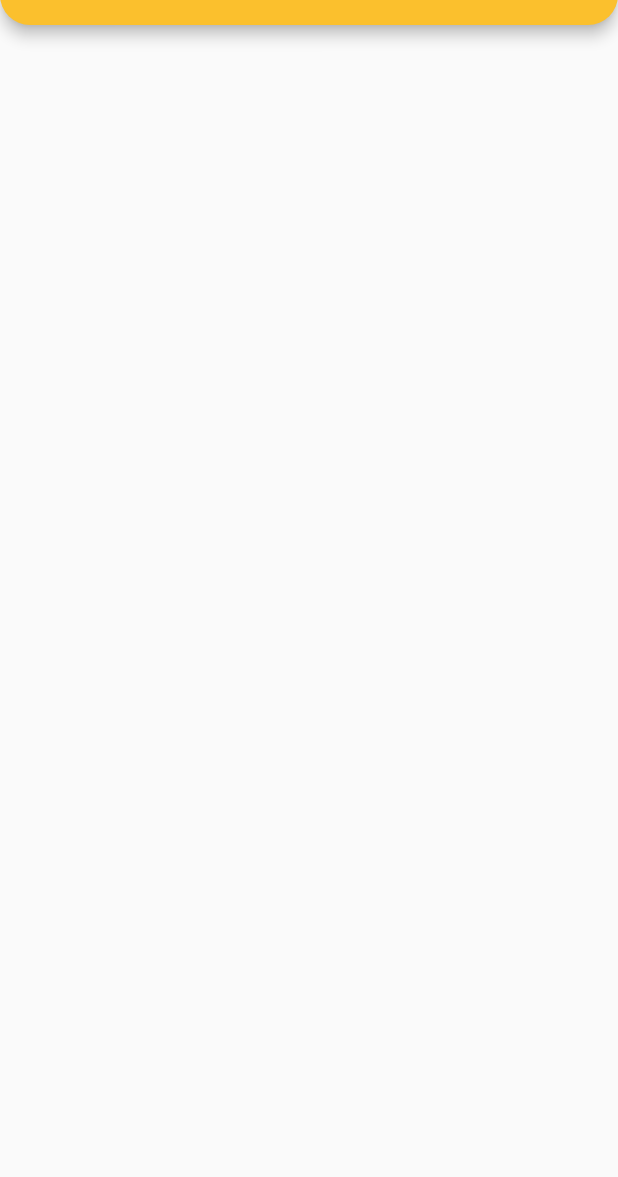
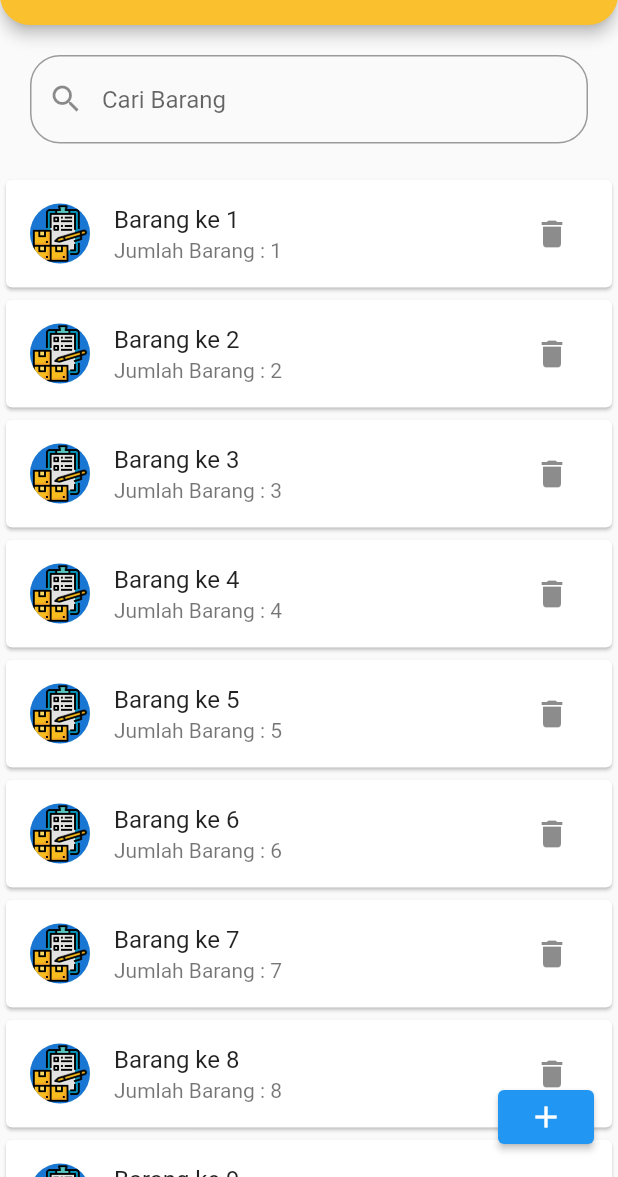
Before and after one commit to jimbonlemu/e_ceran, a Flutter app: the HomeView screen opened by its route, after a tap on "Data Barang", on a phone screen of 412 x 824 dp, the part 59-1236 px from its top. Run offline on Flutter 3.47's test engine with Material 2 defaults, Android fonts, the phone set to English and light mode, and no system bars; our stand-ins replace page_transition.

Commit message:
feat(change) : change app icon launcher, change app folder structure

```diff
--- /dev/null
+++ b/lib/Views/dashboard_menu/stuff_list_view.dart
@@ -0,0 +1,61 @@
+import 'package:e_ceran/global_assets/images_path.dart';
+import 'package:e_ceran/global_assets/widgets/app_bar_widget.dart';
+import 'package:flutter/material.dart';
+import 'package:flutter/src/foundation/key.dart';
+import 'package:flutter/src/widgets/framework.dart';
+
+class StuffListView extends StatelessWidget {
+  const StuffListView({Key? key}) : super(key: key);
+
+  @override
+  Widget build(BuildContext context) {
+    List a = [1, 2, 3, 4, 5, 6, 7, 8, 9];
+    return Scaffold(
+      appBar: AppBarFormat(
+        styledAppBarTitle: 'E-Ceran Data Barang',
+        enabledBackButton: true,
+      ),
+      body: Column(
+        children: [
+          Padding(
+            padding: const EdgeInsets.all(20),
+            child: TextField(
+              decoration: InputDecoration(
+                hintText: 'Cari Barang',
+                prefixIcon: const Icon(Icons.search),
+                border: OutlineInputBorder(
+                  borderRadius: BorderRadius.circular(20),
+                ),
+              ),
+            ),
+          ),
+          Expanded(
+            child: ListView.builder(
+              itemBuilder: (BuildContext context, int index) {
+                return Card(
+                  child: ListTile(
+                    leading: CircleAvatar(
+                        backgroundImage: AssetImage(ImagesPath.stuffListIcon)),
+                    title: Text('Barang ke ${a[index]}'),
+                    subtitle: Text('Jumlah Barang : ${a[index]}'),
+                    trailing: IconButton(
+                      onPressed: () {},
+                      icon: const Icon(Icons.delete),
+                    ),
+                  ),
+                );
+              },
+              itemCount: a.length,
+            ),
+          ),
+        ],
+      ),
+      floatingActionButton: ElevatedButton(
+        onPressed: () {
+          print('Tambah Barang');
+        },
+        child: const Icon(Icons.add),
+      ),
+    );
+  }
+}
--- a/lib/Views/stuff_list_view.dart
+++ /dev/null
@@ -1,17 +0,0 @@
-import 'package:e_ceran/global_assets/widgets/app_bar_widget.dart';
-import 'package:flutter/material.dart';
-import 'package:flutter/src/foundation/key.dart';
-import 'package:flutter/src/widgets/framework.dart';
-
-class StuffListView extends StatelessWidget {
-  const StuffListView({Key? key}) : super(key: key);
-
-  @override
-  Widget build(BuildContext context) {
-    return Scaffold(
-        appBar: AppBarFormat(
-      styledAppBarTitle: 'E-Ceran Data Barang',
-      enabledBackButton: true,
-    ));
-  }
-}
--- a/lib/main.dart
+++ b/lib/main.dart
@@ -14,7 +14,7 @@ class MainRun extends StatelessWidget {
       debugShowCheckedModeBanner: false,
       title: 'E-Ceran',
       onGenerateRoute: Navigates.routeGenerator,
-      initialRoute: Navigates.splashView,
+      initialRoute: Navigates.stuffListView,
     );
   }
 }
--- a/pubspec.yaml
+++ b/pubspec.yaml
@@ -36,6 +36,7 @@ dependencies:
   cupertino_icons: ^1.0.2
   provider: ^6.0.5
   page_transition: ^2.1.0
+  sqflite: ^2.0.3+1
 
 dev_dependencies:
   flutter_test:
```
Also changed, not shown: lib/Views/dashboard_view.dart (renamed from lib/Views/home_view.dart, +9 -4 lines), lib/Views/splash_view.dart (+13 -15 lines), lib/global_assets/navigates.dart (+4 -4 lines), lib/Views/dashboard_menu/history_transaction_view.dart (renamed from lib/Views/history_transaction_view.dart), lib/Views/dashboard_menu/transaction_view.dart (renamed from lib/Views/transaction_view.dart), pubspec.lock, 18 other files.
